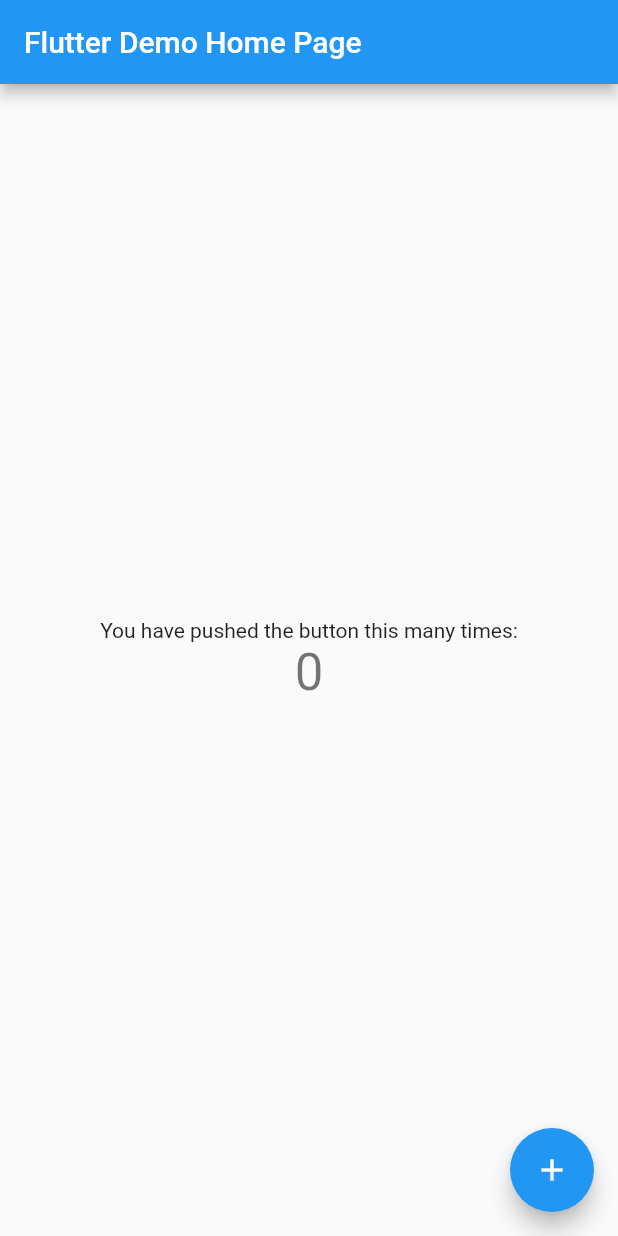
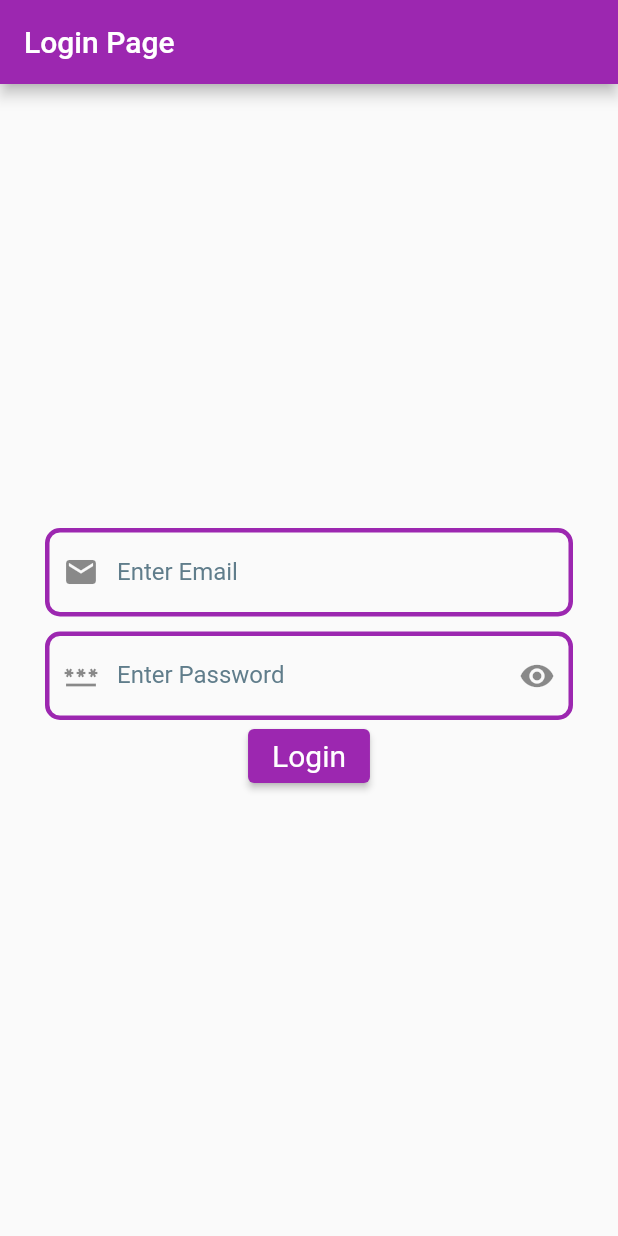
Before and after one commit to pd28CSE/Login-Page-Flutter, a Flutter app: the screen it shows after launch, on a phone screen of 412 x 824 dp. Run offline on Flutter 3.47's test engine with Material 2 defaults, Android fonts, the phone set to English and light mode, and no system bars.

Commit message:
Add login option

```diff
--- a/lib/main.dart
+++ b/lib/main.dart
@@ -7,109 +7,126 @@ void main() {
 class MyApp extends StatelessWidget {
   const MyApp({super.key});
 
-  // This widget is the root of your application.
   @override
   Widget build(BuildContext context) {
     return MaterialApp(
-      title: 'Flutter Demo',
+      debugShowCheckedModeBanner: false,
       theme: ThemeData(
-        // This is the theme of your application.
-        //
-        // Try running your application with "flutter run". You'll see the
-        // application has a blue toolbar. Then, without quitting the app, try
-        // changing the primarySwatch below to Colors.green and then invoke
-        // "hot reload" (press "r" in the console where you ran "flutter run",
-        // or simply save your changes to "hot reload" in a Flutter IDE).
-        // Notice that the counter didn't reset back to zero; the application
-        // is not restarted.
-        primarySwatch: Colors.blue,
+        primarySwatch: Colors.purple,
+        accentColor: Colors.amber,
+
+        // inputDecorationTheme: InputDecorationTheme()
       ),
-      home: const MyHomePage(title: 'Flutter Demo Home Page'),
+      home: LoginPage(),
     );
   }
 }
 
-class MyHomePage extends StatefulWidget {
-  const MyHomePage({super.key, required this.title});
-
-  // This widget is the home page of your application. It is stateful, meaning
-  // that it has a State object (defined below) that contains fields that affect
-  // how it looks.
-
-  // This class is the configuration for the state. It holds the values (in this
-  // case the title) provided by the parent (in this case the App widget) and
-  // used by the build method of the State. Fields in a Widget subclass are
-  // always marked "final".
-
-  final String title;
+class LoginPage extends StatefulWidget {
+  LoginPage({super.key});
 
   @override
-  State<MyHomePage> createState() => _MyHomePageState();
+  State<LoginPage> createState() => _LoginPageState();
 }
 
-class _MyHomePageState extends State<MyHomePage> {
-  int _counter = 0;
+class _LoginPageState extends State<LoginPage> {
+  final _email = TextEditingController();
 
-  void _incrementCounter() {
-    setState(() {
-      // This call to setState tells the Flutter framework that something has
-      // changed in this State, which causes it to rerun the build method below
-      // so that the display can reflect the updated values. If we changed
-      // _counter without calling setState(), then the build method would not be
-      // called again, and so nothing would appear to happen.
-      _counter++;
-    });
-  }
+  final _password = TextEditingController();
+
+  bool _passwordShowHide = true;
 
   @override
   Widget build(BuildContext context) {
-    // This method is rerun every time setState is called, for instance as done
-    // by the _incrementCounter method above.
-    //
-    // The Flutter framework has been optimized to make rerunning build methods
-    // fast, so that you can just rebuild anything that needs updating rather
-    // than having to individually change instances of widgets.
     return Scaffold(
       appBar: AppBar(
-        // Here we take the value from the MyHomePage object that was created by
-        // the App.build method, and use it to set our appbar title.
-        title: Text(widget.title),
+        title: Text('Login Page'),
       ),
-      body: Center(
-        // Center is a layout widget. It takes a single child and positions it
-        // in the middle of the parent.
+      body: Padding(
+        padding: const EdgeInsets.only(left: 30, right: 30),
         child: Column(
-          // Column is also a layout widget. It takes a list of children and
-          // arranges them vertically. By default, it sizes itself to fit its
-          // children horizontally, and tries to be as tall as its parent.
-          //
-          // Invoke "debug painting" (press "p" in the console, choose the
-          // "Toggle Debug Paint" action from the Flutter Inspector in Android
-          // Studio, or the "Toggle Debug Paint" command in Visual Studio Code)
-          // to see the wireframe for each widget.
-          //
-          // Column has various properties to control how it sizes itself and
-          // how it positions its children. Here we use mainAxisAlignment to
-          // center the children vertically; the main axis here is the vertical
-          // axis because Columns are vertical (the cross axis would be
-          // horizontal).
           mainAxisAlignment: MainAxisAlignment.center,
           children: <Widget>[
-            const Text(
-              'You have pushed the button this many times:',
+            TextField(
+              controller: _email,
+              keyboardType: TextInputType.emailAddress,
+              decoration: InputDecoration(
+                labelText: 'Enter Email',
+                hintText: 'Email',
+                prefixIcon: Icon(Icons.email),
+                labelStyle: TextStyle(color: Colors.blueGrey),
+                enabledBorder: OutlineInputBorder(
+                  borderRadius: BorderRadius.circular(10),
+                  borderSide: BorderSide(
+                    color: Colors.purple,
+                    width: 3,
+                  ),
+                ),
+                focusedBorder: OutlineInputBorder(
+                  borderRadius: BorderRadius.circular(10),
+                  borderSide: BorderSide(
+                    color: Colors.green,
+                    width: 3,
+                  ),
+                ),
+              ),
             ),
-            Text(
-              '$_counter',
-              style: Theme.of(context).textTheme.headline4,
+            SizedBox(
+              height: 10,
             ),
+            TextField(
+              controller: _password,
+              enableSuggestions: false,
+              obscureText: _passwordShowHide,
+              obscuringCharacter: '*',
+              decoration: InputDecoration(
+                labelText: 'Enter Password',
+                hintText: 'Password',
+                prefixIcon: Icon(Icons.password),
+                suffixIcon: IconButton(
+                  onPressed: () {
+                    print('o--------');
+                    if (_email.text.isNotEmpty == true &&
+                        _password.text.isNotEmpty == true) {
+                      print('pon-------');
+                      setState(() {
+                        _passwordShowHide = !_passwordShowHide;
+                      });
+                    }
+                  },
+                  icon: Icon(Icons.remove_red_eye),
+                ),
+                labelStyle: TextStyle(color: Colors.blueGrey),
+                enabledBorder: OutlineInputBorder(
+                  borderSide: BorderSide(
+                    color: Colors.purple,
+                    width: 3,
+                  ),
+                  borderRadius: BorderRadius.circular(10),
+                ),
+                focusedBorder: OutlineInputBorder(
+                    borderSide: BorderSide(
+                      color: Colors.green,
+                      width: 3,
+                    ),
+                    borderRadius: BorderRadius.circular(10)),
+              ),
+            ),
+            ElevatedButton(
+              onPressed: () {
+                print(_email.text);
+                print(_password.text);
+              },
+              child: Text('Login'),
+              style: ElevatedButton.styleFrom(
+                textStyle: TextStyle(
+                  fontSize: 20,
+                ),
+              ),
+            )
           ],
         ),
       ),
-      floatingActionButton: FloatingActionButton(
-        onPressed: _incrementCounter,
-        tooltip: 'Increment',
-        child: const Icon(Icons.add),
-      ), // This trailing comma makes auto-formatting nicer for build methods.
     );
   }
 }
```
